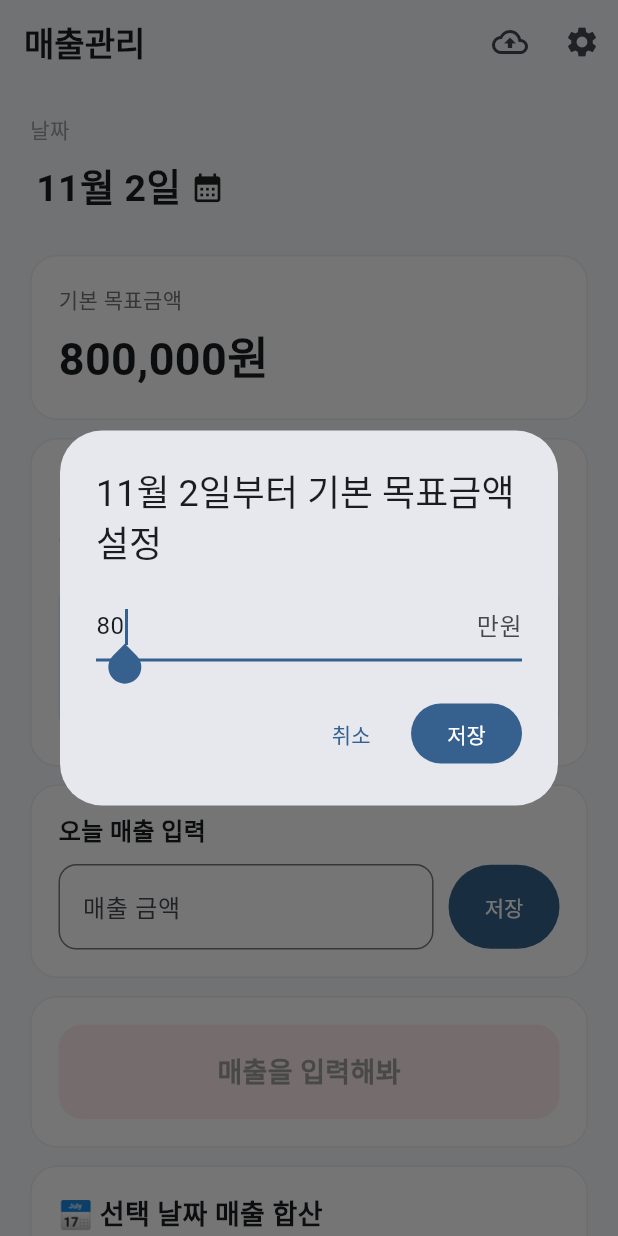
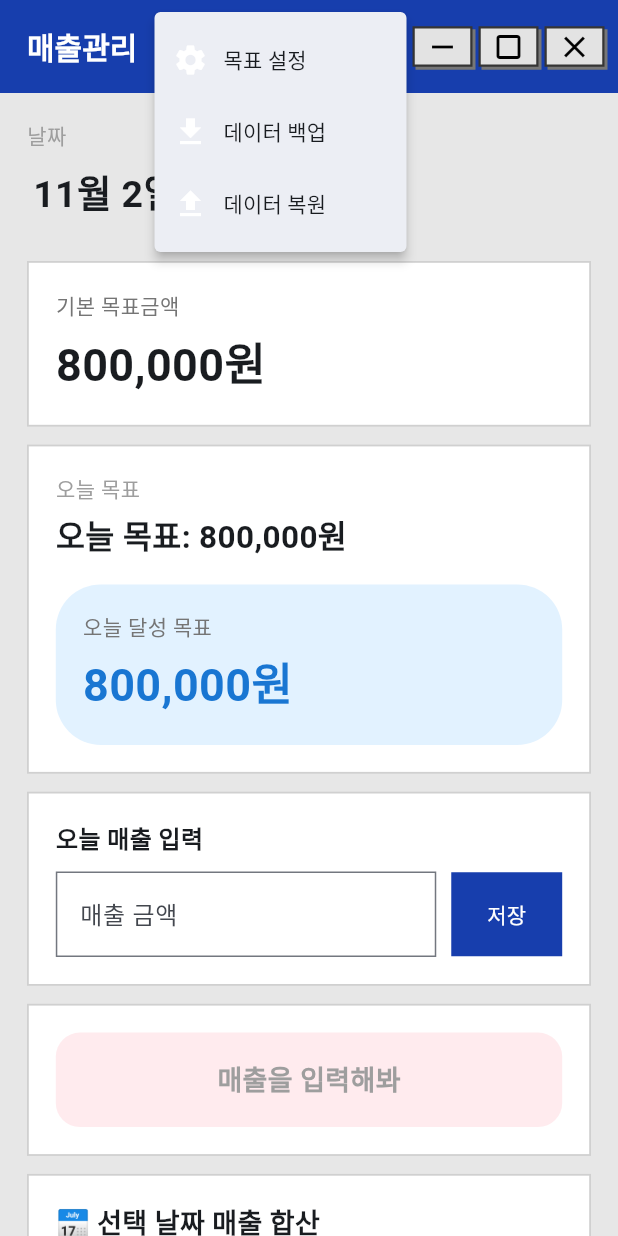
Before and after one commit to kmh6304/sales_goal_app, a Flutter app: the screen it shows after launch, after a tap on the "settings" icon, on a phone screen of 412 x 824 dp. Run offline on Flutter 3.47's test engine with Material 3 defaults, Android fonts, the phone set to English and light mode, and no system bars; our stand-ins replace file_picker, share_plus, shared_preferences.

Commit message:
사진과 동일한 매출관리 UI 수정

```diff
--- a/lib/main.dart
+++ b/lib/main.dart
@@ -32,7 +32,7 @@ class SalesGoalApp extends StatelessWidget {
         colorScheme: ColorScheme.fromSeed(
           seedColor: Colors.blue,
         ),
-        scaffoldBackgroundColor: const Color(0xFFF7F8FA),
+        scaffoldBackgroundColor: const Color(0xFFE7E7E7),
       ),
       home: const SalesGoalHomePage(),
     );
@@ -820,6 +820,10 @@ class _SalesGoalHomePageState
             );
 
             return Dialog(
+              backgroundColor: const Color(0xFFE6E7ED),
+              shape: RoundedRectangleBorder(
+                borderRadius: BorderRadius.circular(36),
+              ),
               child: SizedBox(
                 width: 380,
                 height: 510,
@@ -1252,6 +1256,10 @@ class _SalesGoalHomePageState
             );
 
             return Dialog(
+              backgroundColor: const Color(0xFFE6E7ED),
+              shape: RoundedRectangleBorder(
+                borderRadius: BorderRadius.circular(36),
+              ),
               child: SizedBox(
                 width: 380,
                 height: 510,
@@ -1893,26 +1901,44 @@ class _SalesGoalHomePageState
         : '${formatDate(todayDate)} (오늘)';
 
     return Scaffold(
+      backgroundColor: const Color(0xFFE7E7E7),
       appBar: AppBar(
+        toolbarHeight: 62,
+        titleSpacing: 18,
         title: const Text(
           '매출관리',
           style: TextStyle(
+            color: Colors.white,
             fontWeight: FontWeight.bold,
+            fontSize: 20,
           ),
         ),
-        backgroundColor: Colors.transparent,
+        backgroundColor: const Color(0xFF173EAD),
+        foregroundColor: Colors.white,
         elevation: 0,
         actions: [
           PopupMenuButton<String>(
-            tooltip: '백업 및 복원',
+            tooltip: '설정 및 백업',
             onSelected: (value) {
-              if (value == 'backup') {
+              if (value == 'goal') {
+                changeGoal();
+              } else if (value == 'backup') {
                 exportBackup();
               } else if (value == 'restore') {
                 importBackup();
               }
             },
             itemBuilder: (context) => const [
+              PopupMenuItem<String>(
+                value: 'goal',
+                child: Row(
+                  children: [
+                    Icon(Icons.settings),
+                    SizedBox(width: 10),
+                    Text('목표 설정'),
+                  ],
+                ),
+              ),
               PopupMenuItem<String>(
                 value: 'backup',
                 child: Row(
@@ -1934,15 +1960,13 @@ class _SalesGoalHomePageState
                 ),
               ),
             ],
-            icon: const Icon(Icons.backup_outlined),
+            icon: const Icon(Icons.settings, size: 25),
           ),
-          IconButton(
-            onPressed: changeGoal,
-            icon: const Icon(
-              Icons.settings,
-            ),
-            tooltip: '목표 설정',
-          ),
+          const SizedBox(width: 2),
+          _windowButton(Icons.remove, '최소화'),
+          _windowButton(Icons.crop_square, '최대화'),
+          _windowButton(Icons.close, '닫기'),
+          const SizedBox(width: 7),
         ],
       ),
 
@@ -1954,7 +1978,7 @@ class _SalesGoalHomePageState
 
         child: SafeArea(
           child: SingleChildScrollView(
-            padding: const EdgeInsets.all(20),
+            padding: const EdgeInsets.fromLTRB(18, 18, 18, 20),
             child: Column(
               crossAxisAlignment:
                   CrossAxisAlignment.stretch,
@@ -2082,12 +2106,8 @@ class _SalesGoalHomePageState
                             const EdgeInsets.all(18),
                         decoration:
                             BoxDecoration(
-                          color:
-                              Colors.blue.shade50,
-                          borderRadius:
-                              BorderRadius.circular(
-                            16,
-                          ),
+                          color: const Color(0xFFE2F2FF),
+                          borderRadius: BorderRadius.circular(30),
                         ),
                         child: Column(
                           crossAxisAlignment:
@@ -2157,10 +2177,10 @@ class _SalesGoalHomePageState
                                 suffixText: '만원',
                                 border:
                                     OutlineInputBorder(
-                                  borderRadius:
-                                      BorderRadius
-                                          .circular(
-                                    12,
+                                  borderRadius: BorderRadius.zero,
+                                  borderSide: const BorderSide(
+                                    color: Color(0xFF80858D),
+                                    width: 1.5,
                                   ),
                                 ),
                               ),
@@ -2173,10 +2193,15 @@ class _SalesGoalHomePageState
                             height: 56,
                             child: FilledButton(
                               onPressed: saveSales,
-                              child:
-                                  const Text(
-                                '저장',
+                              style: FilledButton.styleFrom(
+                                backgroundColor: const Color(0xFF173EAD),
+                                foregroundColor: Colors.white,
+                                shape: const RoundedRectangleBorder(
+                                  borderRadius: BorderRadius.zero,
+                                ),
+                                padding: const EdgeInsets.symmetric(horizontal: 24),
                               ),
+                              child: const Text('저장'),
                             ),
                           ),
                         ],
@@ -2430,6 +2455,26 @@ class _SalesGoalHomePageState
   // 카드
   // =====================================================
 
+  Widget _windowButton(IconData icon, String label) {
+    return Padding(
+      padding: const EdgeInsets.symmetric(vertical: 7, horizontal: 2),
+      child: Tooltip(
+        message: label,
+        child: Container(
+          width: 40,
+          decoration: BoxDecoration(
+            color: const Color(0xFFE3E3E3),
+            border: Border.all(color: const Color(0xFF353535), width: 1.5),
+            boxShadow: const [
+              BoxShadow(color: Color(0xFF777777), offset: Offset(2, 2), blurRadius: 0),
+            ],
+          ),
+          child: Icon(icon, color: Colors.black, size: 24),
+        ),
+      ),
+    );
+  }
+
   Widget _card({
     required Widget child,
   }) {
@@ -2437,10 +2482,10 @@ class _SalesGoalHomePageState
       padding: const EdgeInsets.all(18),
       decoration: BoxDecoration(
         color: Colors.white,
-        borderRadius:
-            BorderRadius.circular(18),
+        borderRadius: BorderRadius.zero,
         border: Border.all(
-          color: Colors.grey.shade200,
+          color: const Color(0xFFD0D0D0),
+          width: 1.2,
         ),
       ),
       child: child,
```
